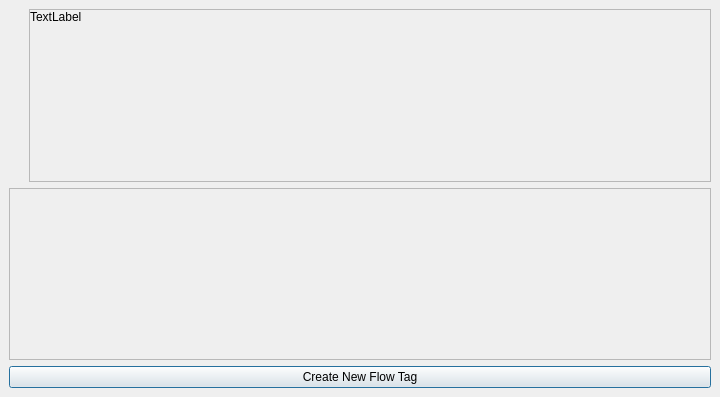
Old version of the form ui/edit_tags_dialog.ui in the repository TheCodingJsoftware/Invigo.
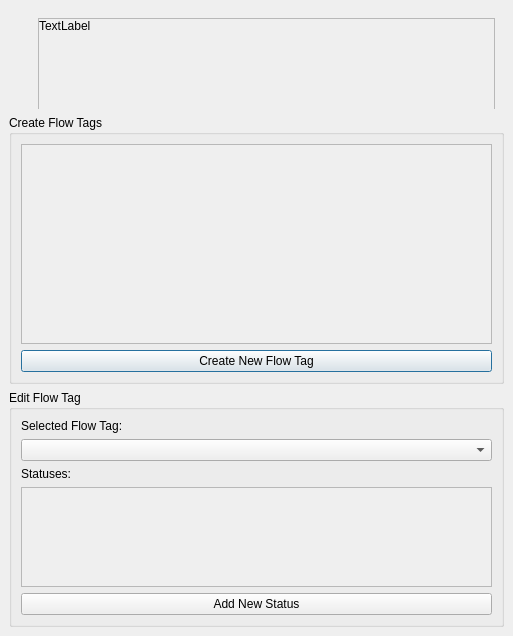
New version of the form.

```diff
--- a/ui/edit_tags_dialog.ui
+++ b/ui/edit_tags_dialog.ui
@@ -6,8 +6,8 @@
    <rect>
     <x>0</x>
     <y>0</y>
-    <width>720</width>
-    <height>397</height>
+    <width>513</width>
+    <height>620</height>
    </rect>
   </property>
   <property name="windowTitle">
@@ -68,6 +68,13 @@
          <number>9</number>
         </property>
         <item>
+         <widget class="QWidget" name="icon_text_holder" native="true">
+          <property name="maximumSize">
+           <size>
+            <width>16777215</width>
+            <height>100</height>
+           </size>
+          </property>
          <layout class="QHBoxLayout" name="horizontalLayout_4" stretch="0,0">
           <item>
            <layout class="QVBoxLayout" name="verticalLayout_2">
@@ -104,6 +111,12 @@
               <height>100</height>
              </size>
             </property>
+             <property name="maximumSize">
+              <size>
+               <width>16777215</width>
+               <height>100</height>
+              </size>
+             </property>
             <property name="widgetResizable">
              <bool>true</bool>
             </property>
@@ -112,8 +125,8 @@
               <rect>
                <x>0</x>
                <y>0</y>
-               <width>670</width>
-               <height>168</height>
+                <width>463</width>
+                <height>98</height>
               </rect>
              </property>
              <layout class="QVBoxLayout" name="verticalLayout_4">
@@ -140,6 +153,12 @@
                   <verstretch>0</verstretch>
                  </sizepolicy>
                 </property>
+                 <property name="maximumSize">
+                  <size>
+                   <width>16777215</width>
+                   <height>100</height>
+                  </size>
+                 </property>
                 <property name="text">
                  <string>TextLabel</string>
                 </property>
@@ -156,9 +175,24 @@
            </widget>
           </item>
          </layout>
+         </widget>
         </item>
+        <item>
+         <layout class="QVBoxLayout" name="verticalLayout_6" stretch="2,1">
+          <item>
+           <widget class="QGroupBox" name="groupBox">
+            <property name="title">
+             <string>Create Flow Tags</string>
+            </property>
+            <layout class="QVBoxLayout" name="verticalLayout_7">
         <item>
          <widget class="QScrollArea" name="scrollArea_2">
+               <property name="minimumSize">
+                <size>
+                 <width>0</width>
+                 <height>200</height>
+                </size>
+               </property>
           <property name="widgetResizable">
            <bool>true</bool>
           </property>
@@ -170,8 +204,8 @@
             <rect>
              <x>0</x>
              <y>0</y>
-             <width>700</width>
-             <height>170</height>
+                  <width>471</width>
+                  <height>198</height>
             </rect>
            </property>
            <layout class="QVBoxLayout" name="verticalLayout_5">
@@ -194,6 +228,78 @@
            <string>Create New Flow Tag</string>
           </property>
          </widget>
+             </item>
+            </layout>
+           </widget>
+          </item>
+          <item>
+           <widget class="QGroupBox" name="groupBox_2">
+            <property name="title">
+             <string>Edit Flow Tag</string>
+            </property>
+            <layout class="QVBoxLayout" name="verticalLayout_9">
+             <item>
+              <widget class="QLabel" name="label">
+               <property name="text">
+                <string>Selected Flow Tag:</string>
+               </property>
+              </widget>
+             </item>
+             <item>
+              <widget class="QComboBox" name="comboBox_current_status"/>
+             </item>
+             <item>
+              <widget class="QLabel" name="label_2">
+               <property name="text">
+                <string>Statuses:</string>
+               </property>
+              </widget>
+             </item>
+             <item>
+              <widget class="QScrollArea" name="scrollArea_3">
+               <property name="minimumSize">
+                <size>
+                 <width>0</width>
+                 <height>100</height>
+                </size>
+               </property>
+               <property name="widgetResizable">
+                <bool>true</bool>
+               </property>
+               <property name="alignment">
+                <set>Qt::AlignLeading|Qt::AlignLeft|Qt::AlignTop</set>
+               </property>
+               <widget class="QWidget" name="scrollAreaWidgetContents_3">
+                <property name="geometry">
+                 <rect>
+                  <x>0</x>
+                  <y>0</y>
+                  <width>471</width>
+                  <height>98</height>
+                 </rect>
+                </property>
+                <layout class="QVBoxLayout" name="verticalLayout_8">
+                 <item>
+                  <layout class="QHBoxLayout" name="tag_layout"/>
+                 </item>
+                </layout>
+               </widget>
+              </widget>
+             </item>
+             <item>
+              <widget class="QPushButton" name="pushButton_add_status">
+               <property name="focusPolicy">
+                <enum>Qt::NoFocus</enum>
+               </property>
+               <property name="text">
+                <string>Add New Status</string>
+               </property>
+              </widget>
+             </item>
+            </layout>
+           </widget>
+          </item>
+         </layout>
         </item>
        </layout>
       </item>
```
Lines whose indentation alone changed are shown as unchanged.
